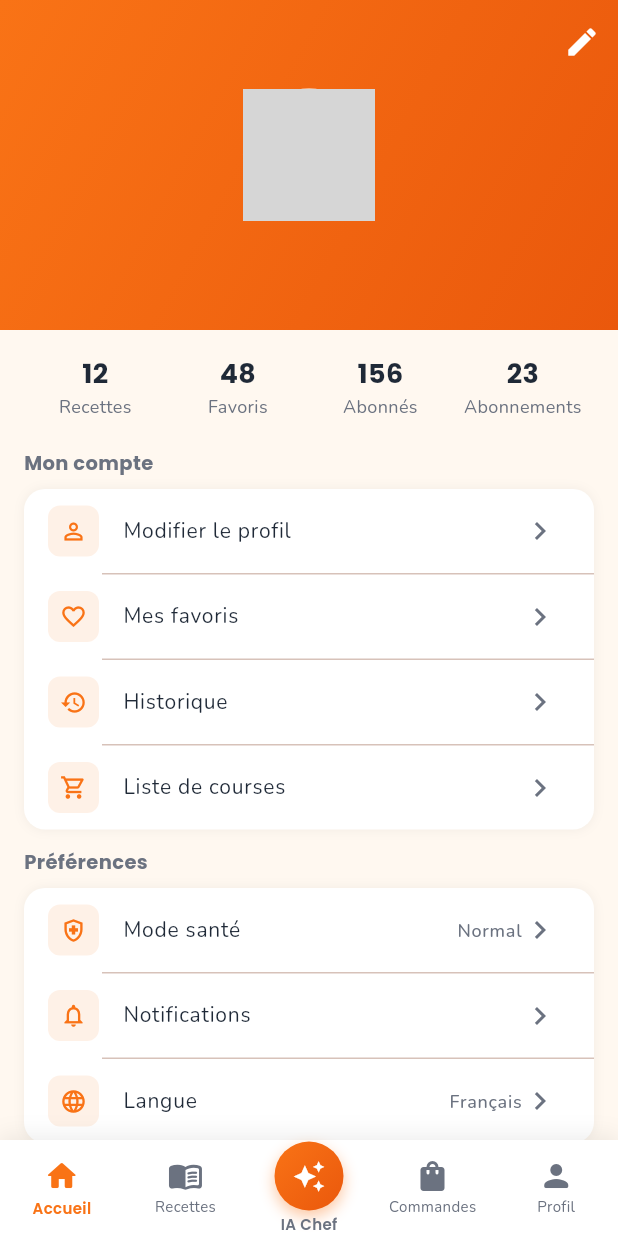
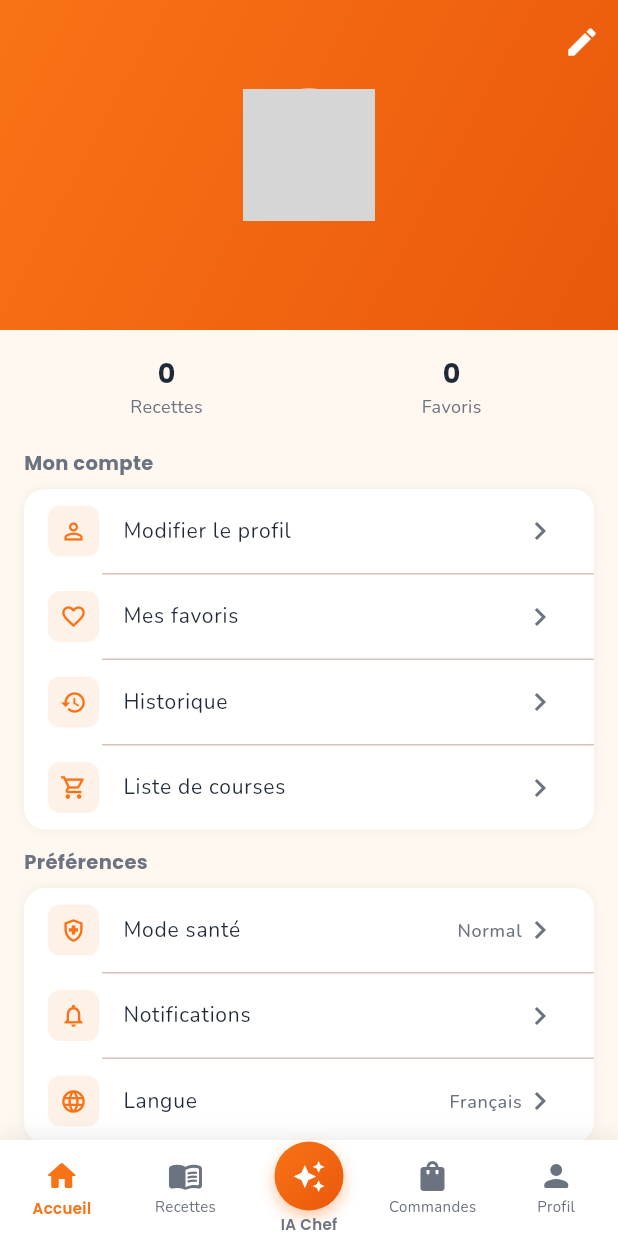
Before and after one commit to editadigoun-cmd/Africook, a Flutter app: the ProfileScreen screen opened by its route, on a phone screen of 412 x 824 dp. Run offline on Flutter 3.47's test engine with Material 3 defaults, Android fonts, the phone set to English and light mode, and no system bars; our stand-ins replace cached_network_image, dio, firebase_core, firebase_messaging, flutter_animate, flutter_dotenv and 10 more; accounts and stored records are empty; network calls fail; grey boxes are pictures that could not be loaded.

Commit message:
Fix recipe list cast error, real profile stats, restaurant images
- Fix TypeError in RecipeModel.fromJson: use List.from() instead of direct cast
  for recipe_ingredients, recipe_steps, nutrition_info (Supabase returns typed list)
- Profile screen: fetch real recipe count and favorites count from DB
- Restaurant images: updated via SQL with Unsplash photos

Co-Authored-By: Claude Sonnet 4.6 <noreply@anthropic.com>
Claude-Session: https://claude.ai/code/session_01Sw3eh9y5VZRqNh7UAeN2F6

```diff
--- a/lib/features/profile/screens/profile_screen.dart
+++ b/lib/features/profile/screens/profile_screen.dart
@@ -2,10 +2,37 @@ import 'package:flutter/material.dart';
 import 'package:flutter_riverpod/flutter_riverpod.dart';
 import 'package:go_router/go_router.dart';
 import 'package:cached_network_image/cached_network_image.dart';
+import 'package:supabase_flutter/supabase_flutter.dart';
 import '../../../core/constants/app_colors.dart';
 import '../../../core/services/supabase_service.dart';
 import '../../../shared/providers/auth_provider.dart';
 import '../../../shared/widgets/primary_button.dart';
+
+class _ProfileStats {
+  final int recipes;
+  final int favorites;
+
+  const _ProfileStats({required this.recipes, required this.favorites});
+}
+
+final profileStatsProvider = FutureProvider<_ProfileStats>((ref) async {
+  final uid = SupabaseService.currentUserId;
+  if (uid == null) return const _ProfileStats(recipes: 0, favorites: 0);
+  final client = Supabase.instance.client;
+  final recipesResp = await client
+      .from('recipes')
+      .select('id')
+      .eq('author_id', uid)
+      .eq('is_published', true);
+  final favsResp = await client
+      .from('favorites')
+      .select('id')
+      .eq('user_id', uid);
+  return _ProfileStats(
+    recipes: (recipesResp as List).length,
+    favorites: (favsResp as List).length,
+  );
+});
 
 class ProfileScreen extends ConsumerWidget {
   const ProfileScreen({super.key});
@@ -107,13 +134,18 @@ class ProfileScreen extends ConsumerWidget {
                 child: Column(
                   children: [
                     // Quick stats
-                    Row(
-                      children: [
-                        _StatBox(value: '12', label: 'Recettes'),
-                        _StatBox(value: '48', label: 'Favoris'),
-                        _StatBox(value: '156', label: 'Abonnés'),
-                        _StatBox(value: '23', label: 'Abonnements'),
-                      ],
+                    ref.watch(profileStatsProvider).when(
+                      loading: () => const SizedBox(
+                        height: 48,
+                        child: Center(child: CircularProgressIndicator(color: AppColors.primary, strokeWidth: 2)),
+                      ),
+                      error: (_, __) => const SizedBox.shrink(),
+                      data: (stats) => Row(
+                        children: [
+                          _StatBox(value: '${stats.recipes}', label: 'Recettes'),
+                          _StatBox(value: '${stats.favorites}', label: 'Favoris'),
+                        ],
+                      ),
                     ),
                     const SizedBox(height: 20),
 
--- a/lib/shared/models/recipe_model.dart
+++ b/lib/shared/models/recipe_model.dart
@@ -81,18 +81,23 @@ class RecipeModel {
         author: json['users'] != null
             ? UserModel.fromJson(json['users'] as Map<String, dynamic>)
             : null,
-        ingredients: (json['recipe_ingredients'] as List?)
-                ?.map((e) => RecipeIngredient.fromJson(e as Map<String, dynamic>))
-                .toList() ??
-            [],
-        steps: (json['recipe_steps'] as List?)
-                ?.map((e) => RecipeStep.fromJson(e as Map<String, dynamic>))
-                .toList() ??
-            [],
-        nutrition: json['nutrition_info'] != null && (json['nutrition_info'] as List).isNotEmpty
-            ? NutritionInfo.fromJson(
-                (json['nutrition_info'] as List).first as Map<String, dynamic>)
-            : null,
+        ingredients: json['recipe_ingredients'] != null
+            ? List<dynamic>.from(json['recipe_ingredients'] as Iterable)
+                .map((e) => RecipeIngredient.fromJson(e as Map<String, dynamic>))
+                .toList()
+            : [],
+        steps: json['recipe_steps'] != null
+            ? List<dynamic>.from(json['recipe_steps'] as Iterable)
+                .map((e) => RecipeStep.fromJson(e as Map<String, dynamic>))
+                .toList()
+            : [],
+        nutrition: () {
+          final raw = json['nutrition_info'];
+          if (raw == null) return null;
+          final list = List<dynamic>.from(raw as Iterable);
+          if (list.isEmpty) return null;
+          return NutritionInfo.fromJson(list.first as Map<String, dynamic>);
+        }(),
       );
 
   Map<String, dynamic> toJson() => {
```
